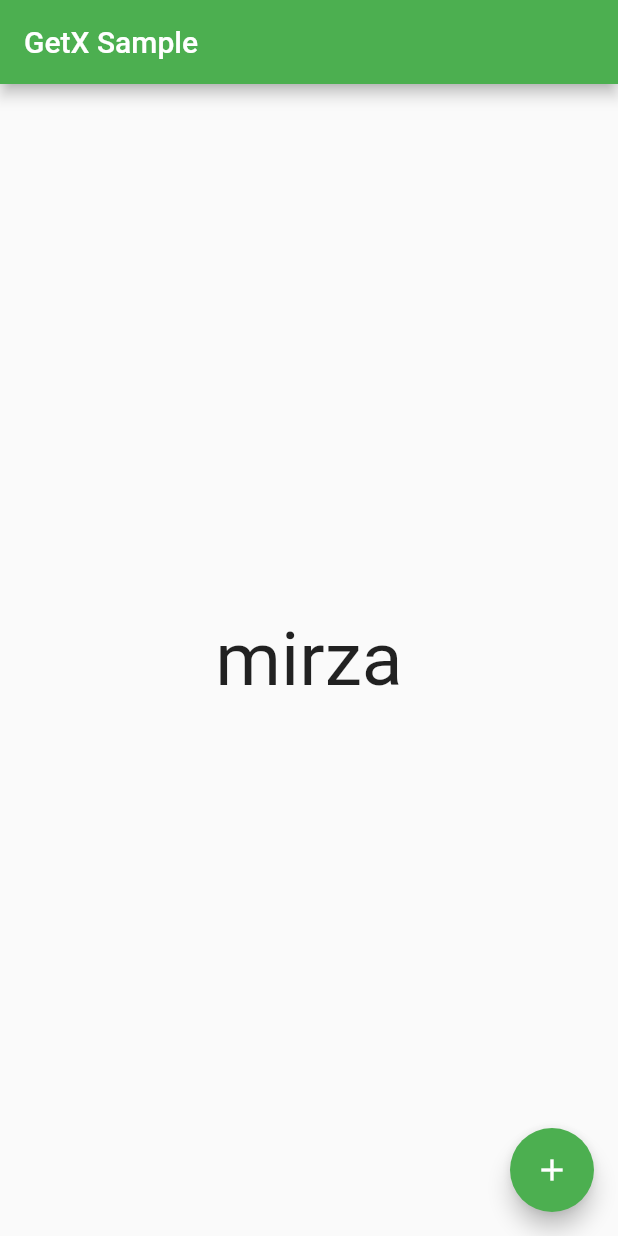
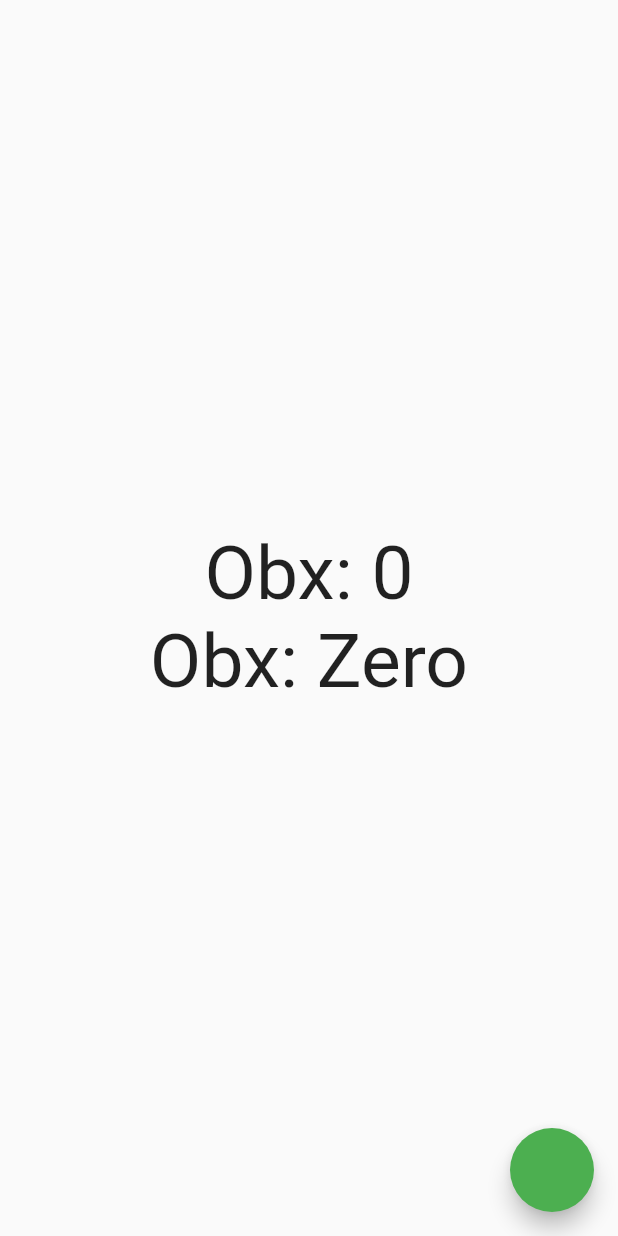
Before and after one commit to Mirzaazmath/getx_sample, a Flutter app: the screen it shows after launch, on a phone screen of 412 x 824 dp. Run offline on Flutter 3.47's test engine with Material 2 defaults, Android fonts, the phone set to English and light mode, and no system bars; our stand-ins replace get.

Commit message:
acess data from another page

```diff
--- /dev/null
+++ b/lib/controllerclass.dart
@@ -0,0 +1,20 @@
+import 'package:get/get.dart';
+
+class Controller extends GetxController {
+  RxInt log2 = 0.obs;
+  List<String>titlelist=["One","Two","Three","Four","Five","Six","Seven","Eight","Nine","Ten"];
+  var title="Zero".obs;
+
+  void change(){
+
+
+    if(log2<=9){
+      title=titlelist[log2.toInt()].obs;
+    }else{
+      title="So On".obs;
+    }
+    log2++;
+
+
+  }
+}
--- a/lib/main.dart
+++ b/lib/main.dart
@@ -1,6 +1,8 @@
 import 'package:flutter/material.dart';
 import 'package:get/get_navigation/src/root/get_material_app.dart';
+import 'package:get/instance_manager.dart';
 import 'package:get/state_manager.dart';
+import 'package:getx_flutter/controllerclass.dart';
 
 import 'modelclass.dart';
 
@@ -22,45 +24,43 @@ class MyApp extends StatelessWidget {
 
         primarySwatch: Colors.green,
       ),
-      home: MyHomePage(),
+      home: Log2Page(),
     );
   }
 }
-class MyHomePage extends StatelessWidget {
-  // here we are make the entire class as observer
-  var student=Student(name: 'mirza', age: 24).obs;
+class Log2Page extends StatelessWidget {
+  Controller c = Get.put(Controller());
+  @override
+  Widget build(BuildContext context) {
+
+    print("objext");
+
+    return Scaffold(
+      body: SafeArea(
+        child: Center(
+          child: Column(
+            mainAxisAlignment: MainAxisAlignment.spaceEvenly,
+            children: [
+              Obx(
+                      () => Column(
+                        children: [
+                          Text('Obx: ${c.log2}',style:const  TextStyle(fontSize: 50),),
+                          Text('Obx: ${c.title}',style:const  TextStyle(fontSize: 50),)
+
+                        ],
+                      )
+              ),
 
 
 
-  @override
-  Widget build(BuildContext context) {
-
-    return Scaffold(
-      appBar: AppBar(
-        title:const  Text("GetX Sample"),
+            ],
+          ),
+        ),
       ),
-      body: Center(
-
-        // note if you want to  update the ui you must have to wrap it with  Obx((){}) by this when ever there is
-        // any change made the observer value it updqte the ui automatically
-        child: Obx((){
-
-          return Text(student.value.name,style:const  TextStyle(fontSize: 50));
-        })
-
+      floatingActionButton: FloatingActionButton(
+        onPressed: c.change,
 
       ),
-      floatingActionButton: FloatingActionButton(onPressed: () {
-        // if you want to change the value you need to use the update function with class that
-        // you want to update
-       student.update((val) {
-         val?.name=val.name.toUpperCase();
-       });
-
-
-
-      },child: const Icon(Icons.add),),
     );
-
   }
 }
```
Also changed, not shown: assets/result.gif.
